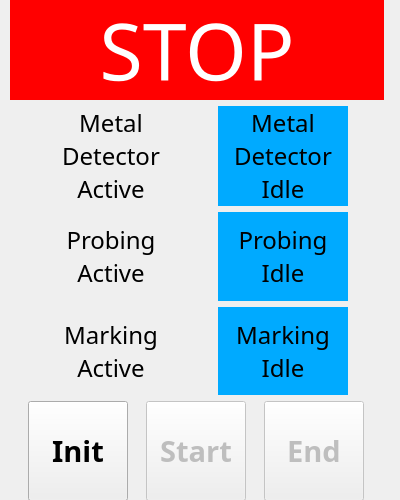
Before: the Qt Designer form resource/control_gui.ui in clearfield-robotics-ros/control-gui, drawn with Qt 5.
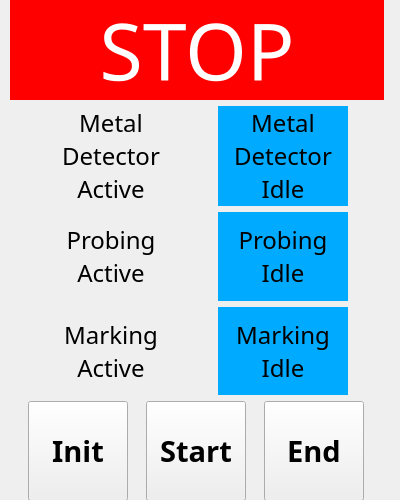
After: the same form once the commit is applied.

Commit message: start button always enabled

Diff of the .ui file:
```diff
--- a/resource/control_gui.ui
+++ b/resource/control_gui.ui
@@ -514,7 +514,7 @@
       <item>
        <widget class="QPushButton" name="startButton">
         <property name="enabled">
-         <bool>false</bool>
+         <bool>true</bool>
         </property>
         <property name="sizePolicy">
          <sizepolicy hsizetype="Maximum" vsizetype="Fixed">
@@ -550,7 +550,7 @@
       <item>
        <widget class="QPushButton" name="endButton">
         <property name="enabled">
-         <bool>false</bool>
+         <bool>true</bool>
         </property>
         <property name="sizePolicy">
          <sizepolicy hsizetype="Minimum" vsizetype="Fixed">
```
The commit also changes 1 other file.
